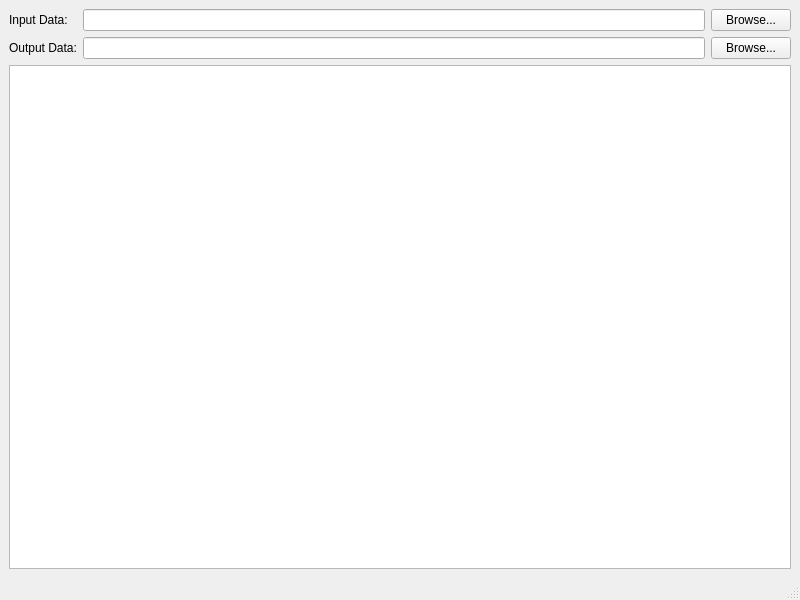
guyjennings/cctw, file cctwqt/cctwqtmainwindow.ui: the form before one commit.
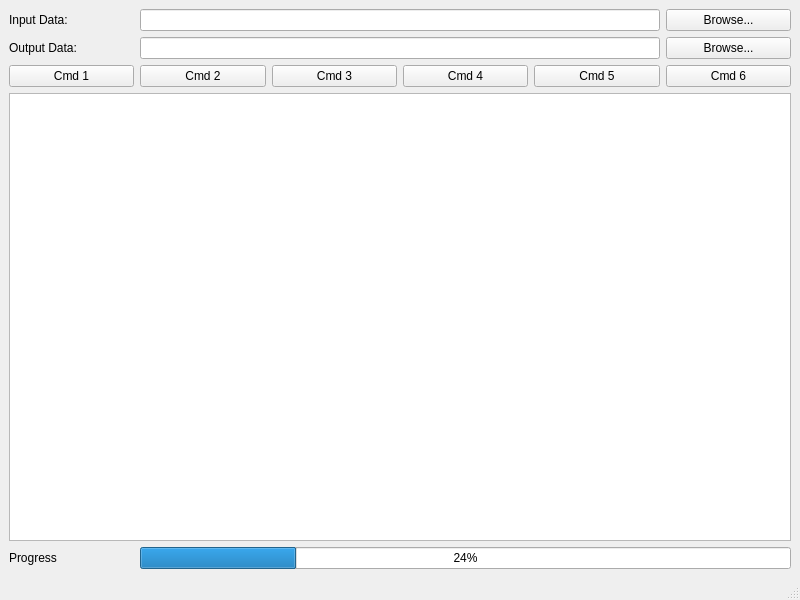
The form after the commit.

Commit message: Added qceplib submodule

Diff of the .ui file:
```diff
--- a/cctwqt/cctwqtmainwindow.ui
+++ b/cctwqt/cctwqtmainwindow.ui
@@ -15,9 +15,43 @@
   </property>
   <widget class="QWidget" name="centralwidget">
    <layout class="QGridLayout" name="gridLayout">
-    <item row="2" column="0" colspan="3">
+    <item row="3" column="0" colspan="6">
      <widget class="QTextEdit" name="m_OutputMessages"/>
     </item>
+    <item row="2" column="4">
+     <widget class="QPushButton" name="pushButton_3">
+      <property name="text">
+       <string>Cmd 5</string>
+      </property>
+     </widget>
+    </item>
+    <item row="1" column="1" colspan="4">
+     <widget class="QLineEdit" name="m_OutputData"/>
+    </item>
+    <item row="2" column="3">
+     <widget class="QPushButton" name="pushButton_2">
+      <property name="text">
+       <string>Cmd 4</string>
+      </property>
+     </widget>
+    </item>
+    <item row="0" column="1" colspan="4">
+     <widget class="QLineEdit" name="m_InputData"/>
+    </item>
+    <item row="2" column="2">
+     <widget class="QPushButton" name="pushButton_6">
+      <property name="text">
+       <string>Cmd 3</string>
+      </property>
+     </widget>
+    </item>
+    <item row="2" column="5">
+     <widget class="QPushButton" name="pushButton_4">
+      <property name="text">
+       <string>Cmd 6</string>
+      </property>
+     </widget>
+    </item>
     <item row="1" column="0">
      <widget class="QLabel" name="label_2">
       <property name="text">
@@ -25,25 +59,33 @@
       </property>
      </widget>
     </item>
-    <item row="0" column="2">
+    <item row="0" column="5">
      <widget class="QPushButton" name="m_InputDataButton">
       <property name="text">
        <string>Browse...</string>
       </property>
      </widget>
     </item>
-    <item row="1" column="2">
+    <item row="1" column="5">
      <widget class="QPushButton" name="m_OutputDataButton">
       <property name="text">
        <string>Browse...</string>
       </property>
      </widget>
     </item>
-    <item row="1" column="1">
-     <widget class="QLineEdit" name="m_OutputData"/>
+    <item row="2" column="1">
+     <widget class="QPushButton" name="pushButton_5">
+      <property name="text">
+       <string>Cmd 2</string>
+      </property>
+     </widget>
     </item>
-    <item row="0" column="1">
-     <widget class="QLineEdit" name="m_InputData"/>
+    <item row="2" column="0">
+     <widget class="QPushButton" name="pushButton">
+      <property name="text">
+       <string>Cmd 1</string>
+      </property>
+     </widget>
     </item>
     <item row="0" column="0">
      <widget class="QLabel" name="label">
@@ -52,6 +94,20 @@
       </property>
      </widget>
     </item>
+    <item row="4" column="1" colspan="5">
+     <widget class="QProgressBar" name="m_ProgressBar">
+      <property name="value">
+       <number>24</number>
+      </property>
+     </widget>
+    </item>
+    <item row="4" column="0">
+     <widget class="QLabel" name="m_ProgressLabel">
+      <property name="text">
+       <string>Progress</string>
+      </property>
+     </widget>
+    </item>
    </layout>
   </widget>
   <widget class="QMenuBar" name="menubar">
```
The commit also changes 2 other files.
